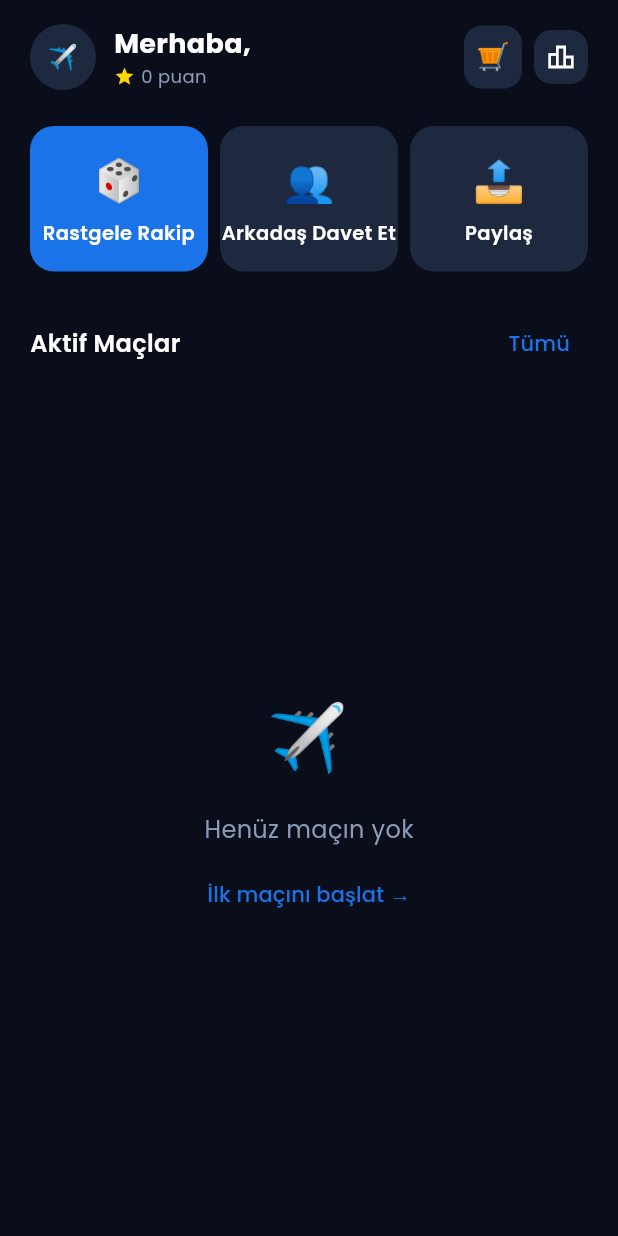
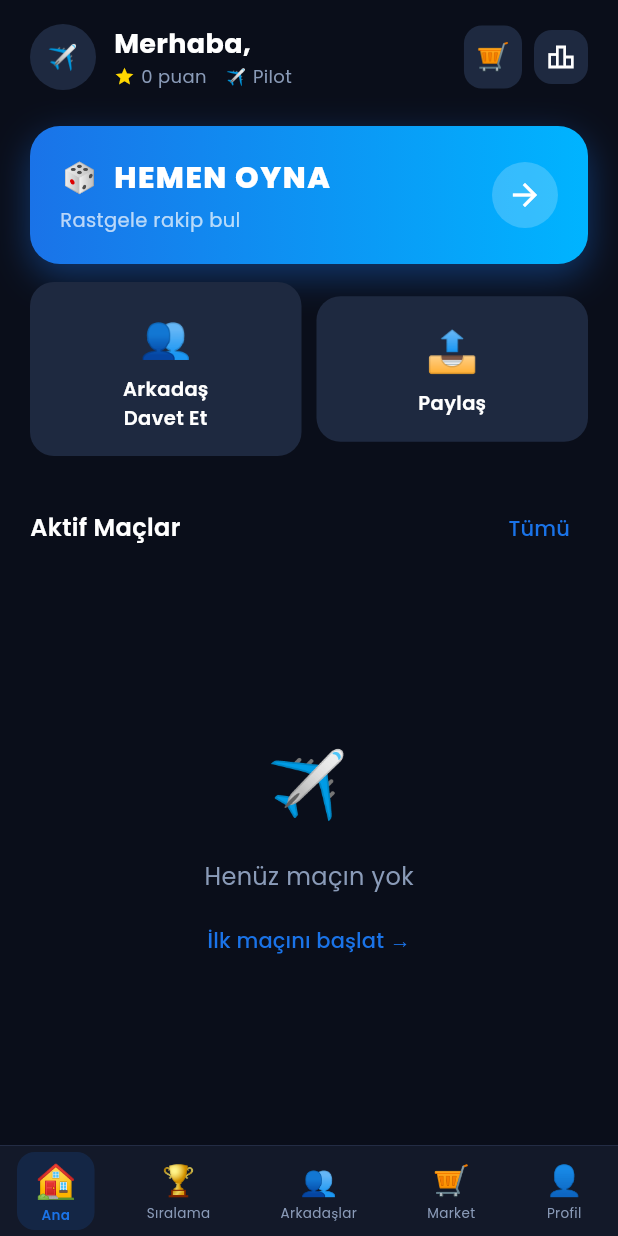
Before and after one commit to u-demiroz/triviair, a Flutter app: the HomeScreen screen opened by its route, on a phone screen of 412 x 824 dp. Run offline on Flutter 3.47's test engine with Material 3 defaults, Android fonts, the phone set to English and light mode, and no system bars; our stand-ins replace cached_network_image, cloud_firestore, firebase_auth, firebase_core, firebase_messaging, flutter_riverpod and 5 more; accounts and stored records are empty.

Commit message:
Redesign: bottom nav, hero button, leaderboard podium, haptic feedback

```diff
--- a/lib/screens/home/home_screen.dart
+++ b/lib/screens/home/home_screen.dart
@@ -65,6 +65,9 @@ class HomeScreen extends ConsumerWidget {
                                     color: AppColors.textSecondary,
                                   ),
                                 ),
+                                const SizedBox(width: 12),
+                                const Text('✈️', style: TextStyle(fontSize: 12)),
+                                const Text(' Pilot', style: TextStyle(fontSize: 12, color: AppColors.textSecondary)),
                               ],
                             ),
                           ],
@@ -132,42 +135,63 @@ class HomeScreen extends ConsumerWidget {
             // Action buttons
             Padding(
               padding: const EdgeInsets.symmetric(horizontal: 20),
-              child: Row(
+              child: Column(
                 children: [
-                  Expanded(
-                    child: _ActionButton(
-                      icon: '🎲',
-                      label: 'Rastgele Rakip',
-                      color: AppColors.primary,
-                      onTap: () => context.push('/matchmaking'),
+                  // Hero button - büyük gradient "Hemen Oyna"
+                  GestureDetector(
+                    onTap: () => context.push('/matchmaking'),
+                    child: Container(
+                      width: double.infinity,
+                      padding: const EdgeInsets.all(20),
+                      decoration: BoxDecoration(
+                        gradient: const LinearGradient(
+                          colors: [AppColors.primary, Color(0xFF00B4FF)],
+                          begin: Alignment.centerLeft,
+                          end: Alignment.centerRight,
+                        ),
+                        borderRadius: BorderRadius.circular(20),
+                        boxShadow: [
+                          BoxShadow(
+                            color: AppColors.primary.withOpacity(0.4),
+                            blurRadius: 20,
+                            offset: const Offset(0, 8),
+                          ),
+                        ],
+                      ),
+                      child: Row(
+                        children: [
+                          const Column(
+                            crossAxisAlignment: CrossAxisAlignment.start,
+                            children: [
+                              Text('🎲  HEMEN OYNA', style: TextStyle(fontSize: 20, fontWeight: FontWeight.w800, color: Colors.white, letterSpacing: 1)),
+                              SizedBox(height: 4),
+                              Text('Rastgele rakip bul', style: TextStyle(fontSize: 13, color: Colors.white70)),
+                            ],
+                          ),
+                          const Spacer(),
+                          Container(
+                            padding: const EdgeInsets.all(10),
+                            decoration: BoxDecoration(color: Colors.white.withOpacity(0.2), shape: BoxShape.circle),
+                            child: const Icon(Icons.arrow_forward, color: Colors.white),
+                          ),
+                        ],
+                      ),
                     ),
                   ),
-                  const SizedBox(width: 8),
-                  Expanded(
-                    child: _ActionButton(
-                      icon: '👥',
-                      label: 'Arkadaş Davet Et',
-                      color: AppColors.surfaceLight,
-                      onTap: () => context.push('/friends'),
-                    ),
-                  ),
-                  const SizedBox(width: 8),
-                  Expanded(
-                    child: _ActionButton(
-                      icon: '📤',
-                      label: 'Paylaş',
-                      color: AppColors.surfaceLight,
-                      onTap: () {
+                  const SizedBox(height: 12),
+                  // İkincil butonlar — 2'li grid
+                  Row(
+                    children: [
+                      Expanded(child: _ActionButton(icon: '👥', label: 'Arkadaş\nDavet Et', color: AppColors.surfaceLight, onTap: () => context.push('/friends'))),
+                      const SizedBox(width: 10),
+                      Expanded(child: _ActionButton(icon: '📤', label: 'Paylaş', color: AppColors.surfaceLight, onTap: () {
                         final box = context.findRenderObject() as RenderBox?;
                         Share.share(
-                          '✈️ TrivAir\'de havacılık bilgini test et!\nBenimle yarışmak ister misin? 🏆\nhttps://apps.apple.com/us/app/triviair/id6761112939',
-                          subject: 'TrivAir - Havacılık Trivia Oyunu',
-                          sharePositionOrigin: box != null
-                              ? box.localToGlobal(Offset.zero) & box.size
-                              : const Rect.fromLTWH(100, 100, 200, 200),
+                          '✈️ TrivAir\'de havacılık bilgini test et!\nhttps://apps.apple.com/us/app/triviair/id6761112939',
+                          sharePositionOrigin: box != null ? box.localToGlobal(Offset.zero) & box.size : const Rect.fromLTWH(100, 100, 200, 200),
                         );
-                      },
-                    ),
+                      })),
+                    ],
                   ),
                 ],
               ),
--- /dev/null
+++ b/lib/screens/shell/main_shell.dart
@@ -0,0 +1,89 @@
+import 'package:flutter/material.dart';
+import 'package:go_router/go_router.dart';
+import '../../core/theme/app_theme.dart';
+
+class MainShell extends StatelessWidget {
+  final Widget child;
+  const MainShell({super.key, required this.child});
+
+  @override
+  Widget build(BuildContext context) {
+    final location = GoRouterState.of(context).matchedLocation;
+
+    int currentIndex = 0;
+    if (location.startsWith('/leaderboard')) currentIndex = 1;
+    if (location.startsWith('/friends')) currentIndex = 2;
+    if (location.startsWith('/marketplace')) currentIndex = 3;
+    if (location.startsWith('/profile')) currentIndex = 4;
+
+    return Scaffold(
+      body: child,
+      bottomNavigationBar: Container(
+        decoration: BoxDecoration(
+          color: AppColors.surface,
+          border: Border(top: BorderSide(color: AppColors.divider, width: 0.5)),
+        ),
+        child: SafeArea(
+          child: SizedBox(
+            height: 60,
+            child: Row(
+              mainAxisAlignment: MainAxisAlignment.spaceAround,
+              children: [
+                _NavItem(icon: '🏠', label: 'Ana', index: 0, current: currentIndex, onTap: () => context.go('/home')),
+                _NavItem(icon: '🏆', label: 'Sıralama', index: 1, current: currentIndex, onTap: () => context.go('/leaderboard')),
+                _NavItem(icon: '👥', label: 'Arkadaşlar', index: 2, current: currentIndex, onTap: () => context.go('/friends')),
+                _NavItem(icon: '🛒', label: 'Market', index: 3, current: currentIndex, onTap: () => context.go('/marketplace')),
+                _NavItem(icon: '👤', label: 'Profil', index: 4, current: currentIndex, onTap: () => context.go('/profile')),
+              ],
+            ),
+          ),
+        ),
+      ),
+    );
+  }
+}
+
+class _NavItem extends StatelessWidget {
+  final String icon;
+  final String label;
+  final int index;
+  final int current;
+  final VoidCallback onTap;
+
+  const _NavItem({
+    required this.icon,
+    required this.label,
+    required this.index,
+    required this.current,
+    required this.onTap,
+  });
+
+  @override
+  Widget build(BuildContext context) {
+    final isActive = index == current;
+    return GestureDetector(
+      onTap: onTap,
+      child: Container(
+        padding: const EdgeInsets.symmetric(horizontal: 12, vertical: 4),
+        decoration: BoxDecoration(
+          color: isActive ? AppColors.primary.withOpacity(0.15) : Colors.transparent,
+          borderRadius: BorderRadius.circular(12),
+        ),
+        child: Column(
+          mainAxisSize: MainAxisSize.min,
+          children: [
+            Text(icon, style: TextStyle(fontSize: isActive ? 22 : 20)),
+            Text(
+              label,
+              style: TextStyle(
+                fontSize: 9,
+                color: isActive ? AppColors.primary : AppColors.textSecondary,
+                fontWeight: isActive ? FontWeight.w600 : FontWeight.w400,
+              ),
+            ),
+          ],
+        ),
+      ),
+    );
+  }
+}
```
Also changed, not shown: lib/router.dart (+16 -10 lines), lib/screens/game/game_screen.dart (+7 -0 lines), lib/screens/leaderboard/leaderboard_screen.dart (+122 -28 lines).
